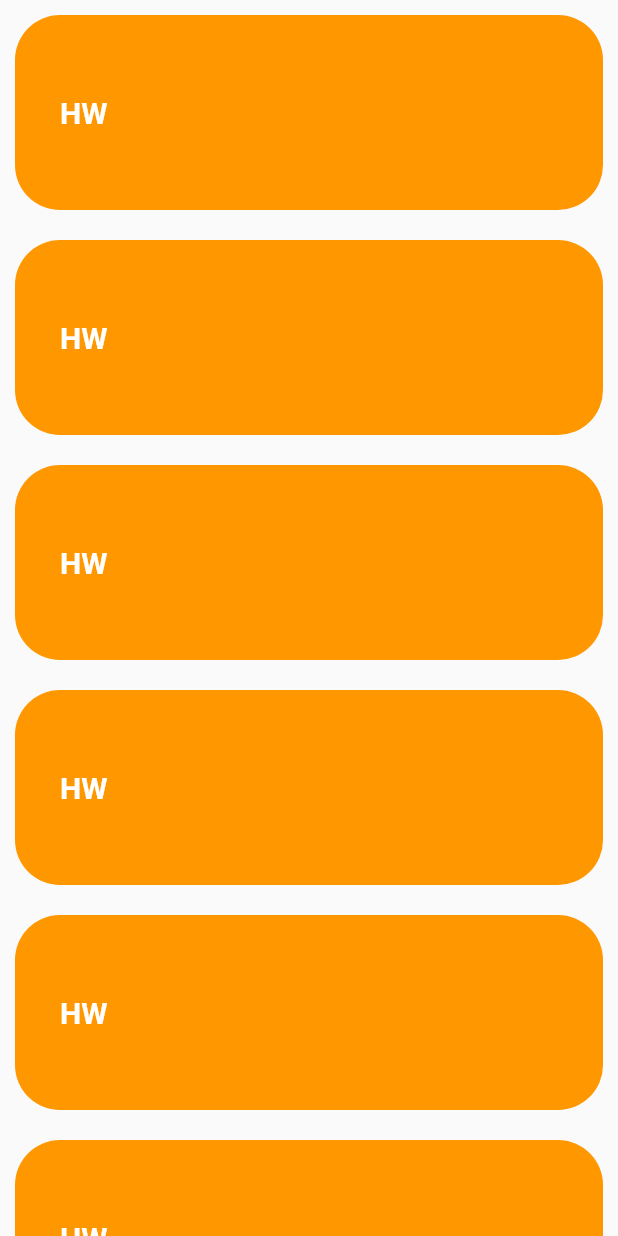
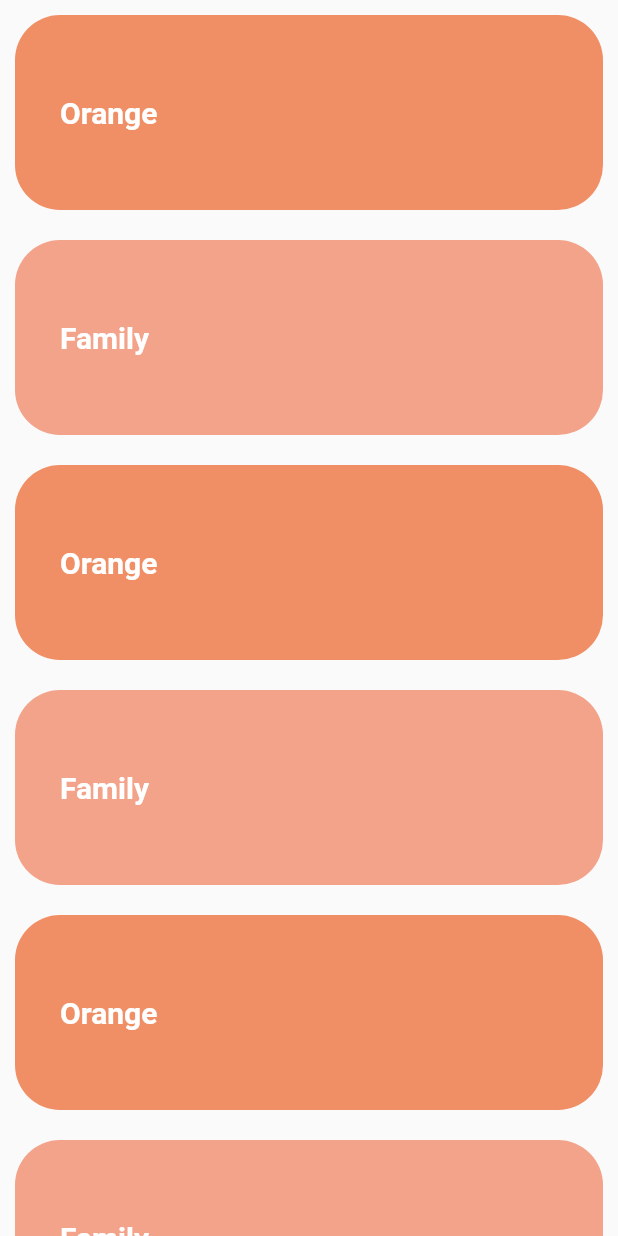
Before and after one commit to Adel-Cabrera/Flutter-UX-UI-Designs, a Flutter app: the screen it shows after launch, on a phone screen of 412 x 824 dp. Run offline on Flutter 3.47's test engine with Material 2 defaults, Android fonts, the phone set to English and light mode, and no system bars; our stand-ins replace animate_do, flutter_svg, font_awesome_flutter.

Commit message:
added builder list

```diff
--- a/lib/src/pages/sliver_page.dart
+++ b/lib/src/pages/sliver_page.dart
@@ -10,12 +10,23 @@ class SliverListPage extends StatelessWidget {
 }
 
 class _ListaTareas extends StatelessWidget {
+  final items = [
+    _ListItem('Orange', Color(0xffF08F66)),
+    _ListItem('Family', Color(0xffF2A38A)),
+    _ListItem('Orange', Color(0xffF08F66)),
+    _ListItem('Family', Color(0xffF2A38A)),
+    _ListItem('Orange', Color(0xffF08F66)),
+    _ListItem('Family', Color(0xffF2A38A)),
+    _ListItem('Orange', Color(0xffF08F66)),
+    _ListItem('Family', Color(0xffF2A38A)),
+  ];
+
   @override
   Widget build(BuildContext context) {
     return ListView.builder(
       physics: BouncingScrollPhysics(),
-      itemCount: 20,
-      itemBuilder: (context, index) => _ListItem(),
+      itemCount: items.length,
+      itemBuilder: (context, index) => items[index],
     );
   }
 }
@@ -72,6 +83,11 @@ class _Titulo extends StatelessWidget {
 }
 
 class _ListItem extends StatelessWidget {
+  final String titulo;
+  final Color color;
+
+  _ListItem(this.titulo, this.color);
+
   @override
   Widget build(BuildContext context) {
     return Container(
@@ -84,13 +100,13 @@ class _ListItem extends StatelessWidget {
         10.0,
       ),
       decoration: BoxDecoration(
-        color: Colors.orange,
+        color: color,
         borderRadius: BorderRadius.circular(
           30.0,
         ),
       ),
       child: Text(
-        'HW',
+        titulo,
         style: TextStyle(
           color: Colors.white,
           fontWeight: FontWeight.bold,
```
